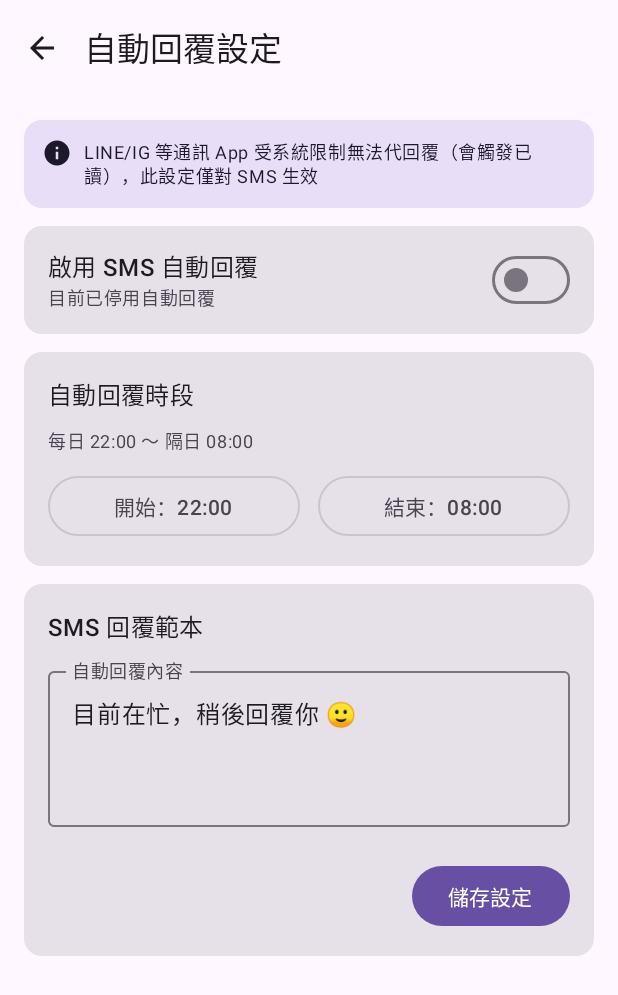
After one commit to Yujyewei/PhantomCheck, an Android app built with Jetpack Compose: the AutoReplySettingsActivity screen opened directly, with no data from a screen before it, on a phone screen of 412 x 824 dp. The commit adds this screen. Shown: the top 995 px of the screen. Run offline under Robolectric (Android 15) with nearby library versions, the phone set to English and light mode, and no system bars; pictures from the network do not load.

Commit message:
[feature] 自動回覆設定頁（AutoReplyConfig UI＋時段與範本設定）(#15)
Co-authored-by: eric11yothelast-Hwanshen <354250133+eric11yothelast-Hwanshen@users.noreply.github.com>

```diff
--- a/app/src/main/AndroidManifest.xml
+++ b/app/src/main/AndroidManifest.xml
@@ -20,6 +20,7 @@
         </activity>
 
         <activity android:name=".ui.SettingsActivity" android:exported="false" />
+        <activity android:name=".ui.AutoReplySettingsActivity" android:exported="false" />
 
         <service
             android:name=".service.NotificationCollectorService"
--- a/app/src/main/java/com/phantom/checker/service/AutoReply.kt
+++ b/app/src/main/java/com/phantom/checker/service/AutoReply.kt
@@ -16,14 +16,63 @@ import kotlinx.coroutines.launch
  *    → 見 QuickReplyHelper
  */
 object AutoReplyConfig {
+    private const val PREFS_NAME = "auto_reply_prefs"
+    private const val KEY_ENABLED = "enabled"
+    private const val KEY_START_MINUTE = "start_minute"
+    private const val KEY_END_MINUTE = "end_minute"
+    private const val KEY_SMS_TEMPLATE = "sms_template"
+
+    private const val DEFAULT_START_MINUTE = 22 * 60   // 22:00 起
+    private const val DEFAULT_END_MINUTE = 8 * 60      // 08:00 止
+    private const val DEFAULT_SMS_TEMPLATE = "目前在忙，稍後回覆你 🙂"
+
+    @Volatile private var loaded = false
+
     var enabled = false
-    var startMinute = 22 * 60   // 22:00 起
-    var endMinute = 8 * 60      // 08:00 止
-    var smsTemplate = "目前在忙，稍後回覆你 🙂"
+    var startMinute = DEFAULT_START_MINUTE
+    var endMinute = DEFAULT_END_MINUTE
+    var smsTemplate = DEFAULT_SMS_TEMPLATE
+
+    @Synchronized
+    fun load(ctx: Context) {
+        val prefs = ctx.applicationContext.getSharedPreferences(PREFS_NAME, Context.MODE_PRIVATE)
+        enabled = prefs.getBoolean(KEY_ENABLED, false)
+        startMinute = prefs.getInt(KEY_START_MINUTE, DEFAULT_START_MINUTE)
+        endMinute = prefs.getInt(KEY_END_MINUTE, DEFAULT_END_MINUTE)
+        smsTemplate = prefs.getString(KEY_SMS_TEMPLATE, DEFAULT_SMS_TEMPLATE) ?: DEFAULT_SMS_TEMPLATE
+        loaded = true
+    }
+
+    fun ensureLoaded(ctx: Context) {
+        if (!loaded) load(ctx)
+    }
+
+    @Synchronized
+    fun save(
+        ctx: Context,
+        enabled: Boolean = this.enabled,
+        startMinute: Int = this.startMinute,
+        endMinute: Int = this.endMinute,
+        smsTemplate: String = this.smsTemplate
+    ) {
+        this.enabled = enabled
+        this.startMinute = startMinute
+        this.endMinute = endMinute
+        this.smsTemplate = smsTemplate
+        this.loaded = true
+        ctx.applicationContext.getSharedPreferences(PREFS_NAME, Context.MODE_PRIVATE)
+            .edit()
+            .putBoolean(KEY_ENABLED, enabled)
+            .putInt(KEY_START_MINUTE, startMinute)
+            .putInt(KEY_END_MINUTE, endMinute)
+            .putString(KEY_SMS_TEMPLATE, smsTemplate)
+            .apply()
+    }
 }
 
 class SmsAutoReplyReceiver : BroadcastReceiver() {
     override fun onReceive(ctx: Context, intent: Intent) {
+        AutoReplyConfig.ensureLoaded(ctx)
         if (!AutoReplyConfig.enabled) return
         val now = java.util.Calendar.getInstance()
         val mins = now.get(java.util.Calendar.HOUR_OF_DAY) * 60 + now.get(java.util.Calendar.MINUTE)
@@ -63,6 +112,7 @@ object QuickReplyHelper {
 
 class BootReceiver : BroadcastReceiver() {
     override fun onReceive(ctx: Context, intent: Intent) {
+        AutoReplyConfig.load(ctx)
         // TODO: 開機後提示使用者確認通知權限仍在（Android 13+ 會重置）
     }
 }
--- /dev/null
+++ b/app/src/main/java/com/phantom/checker/ui/AutoReplySettingsActivity.kt
@@ -0,0 +1,285 @@
+package com.phantom.checker.ui
+
+import android.app.TimePickerDialog
+import android.os.Bundle
+import androidx.activity.ComponentActivity
+import androidx.activity.compose.setContent
+import androidx.compose.foundation.layout.Arrangement
+import androidx.compose.foundation.layout.Column
+import androidx.compose.foundation.layout.Row
+import androidx.compose.foundation.layout.Spacer
+import androidx.compose.foundation.layout.fillMaxSize
+import androidx.compose.foundation.layout.fillMaxWidth
+import androidx.compose.foundation.layout.height
+import androidx.compose.foundation.layout.padding
+import androidx.compose.foundation.layout.size
+import androidx.compose.foundation.layout.width
+import androidx.compose.foundation.rememberScrollState
+import androidx.compose.foundation.verticalScroll
+import androidx.compose.material.icons.Icons
+import androidx.compose.material.icons.automirrored.filled.ArrowBack
+import androidx.compose.material.icons.filled.Info
+import androidx.compose.material3.Button
+import androidx.compose.material3.Card
+import androidx.compose.material3.CardDefaults
+import androidx.compose.material3.ExperimentalMaterial3Api
+import androidx.compose.material3.Icon
+import androidx.compose.material3.IconButton
+import androidx.compose.material3.MaterialTheme
+import androidx.compose.material3.OutlinedButton
+import androidx.compose.material3.OutlinedTextField
+import androidx.compose.material3.Scaffold
+import androidx.compose.material3.SnackbarHost
+import androidx.compose.material3.SnackbarHostState
+import androidx.compose.material3.Switch
+import androidx.compose.material3.Text
+import androidx.compose.material3.TopAppBar
+import androidx.compose.runtime.Composable
+import androidx.compose.runtime.getValue
+import androidx.compose.runtime.mutableIntStateOf
+import androidx.compose.runtime.mutableStateOf
+import androidx.compose.runtime.remember
+import androidx.compose.runtime.rememberCoroutineScope
+import androidx.compose.runtime.setValue
+import androidx.compose.ui.Alignment
+import androidx.compose.ui.Modifier
+import androidx.compose.ui.platform.LocalContext
+import androidx.compose.ui.text.font.FontWeight
+import androidx.compose.ui.unit.dp
+import com.phantom.checker.service.AutoReplyConfig
+import kotlinx.coroutines.launch
+import java.util.Locale
+
+class AutoReplySettingsActivity : ComponentActivity() {
+    override fun onCreate(savedInstanceState: Bundle?) {
+        super.onCreate(savedInstanceState)
+        AutoReplyConfig.ensureLoaded(applicationContext)
+        setContent {
+            MaterialTheme {
+                AutoReplySettingsScreen(onBack = { finish() })
+            }
+        }
+    }
+}
+
+private fun formatMinuteOfDay(totalMinutes: Int): String {
+    val normalized = ((totalMinutes % 1440) + 1440) % 1440
+    val hour = normalized / 60
+    val minute = normalized % 60
+    return String.format(Locale.getDefault(), "%02d:%02d", hour, minute)
+}
+
+@OptIn(ExperimentalMaterial3Api::class)
+@Composable
+fun AutoReplySettingsScreen(onBack: () -> Unit) {
+    val ctx = LocalContext.current
+    val appCtx = ctx.applicationContext
+    val scope = rememberCoroutineScope()
+    val snackbarHostState = remember { SnackbarHostState() }
+
+    var enabled by remember { mutableStateOf(AutoReplyConfig.enabled) }
+    var startMinute by remember { mutableIntStateOf(AutoReplyConfig.startMinute) }
+    var endMinute by remember { mutableIntStateOf(AutoReplyConfig.endMinute) }
+    var smsTemplate by remember { mutableStateOf(AutoReplyConfig.smsTemplate) }
+
+    fun persist(
+        newEnabled: Boolean = enabled,
+        newStartMinute: Int = startMinute,
+        newEndMinute: Int = endMinute,
+        newSmsTemplate: String = smsTemplate
+    ) {
+        AutoReplyConfig.save(
+            ctx = appCtx,
+            enabled = newEnabled,
+            startMinute = newStartMinute,
+            endMinute = newEndMinute,
+            smsTemplate = newSmsTemplate
+        )
+    }
+
+    Scaffold(
+        topBar = {
+            TopAppBar(
+                title = { Text("自動回覆設定") },
+                navigationIcon = {
+                    IconButton(onClick = onBack) {
+                        Icon(
+                            imageVector = Icons.AutoMirrored.Filled.ArrowBack,
+                            contentDescription = "返回"
+                        )
+                    }
+                }
+            )
+        },
+        snackbarHost = { SnackbarHost(hostState = snackbarHostState) }
+    ) { padding ->
+        Column(
+            modifier = Modifier
+                .fillMaxSize()
+                .padding(padding)
+                .padding(16.dp)
+                .verticalScroll(rememberScrollState()),
+            verticalArrangement = Arrangement.spacedBy(12.dp)
+        ) {
+            Card(
+                modifier = Modifier.fillMaxWidth(),
+                colors = CardDefaults.cardColors(
+                    containerColor = MaterialTheme.colorScheme.secondaryContainer
+                )
+            ) {
+                Row(
+                    modifier = Modifier.padding(12.dp),
+                    verticalAlignment = Alignment.Top
+                ) {
+                    Icon(
+                        imageVector = Icons.Default.Info,
+                        contentDescription = null,
+                        tint = MaterialTheme.colorScheme.onSecondaryContainer,
+                        modifier = Modifier.size(20.dp)
+                    )
+                    Spacer(Modifier.width(8.dp))
+                    Text(
+                        text = "LINE/IG 等通訊 App 受系統限制無法代回覆（會觸發已讀），此設定僅對 SMS 生效",
+                        style = MaterialTheme.typography.bodySmall,
+                        color = MaterialTheme.colorScheme.onSecondaryContainer
+                    )
+                }
+            }
+
+            Card(modifier = Modifier.fillMaxWidth()) {
+                Row(
+                    modifier = Modifier
+                        .fillMaxWidth()
+                        .padding(horizontal = 16.dp, vertical = 12.dp),
+                    horizontalArrangement = Arrangement.SpaceBetween,
+                    verticalAlignment = Alignment.CenterVertically
+                ) {
+                    Column(modifier = Modifier.weight(1f)) {
+                        Text(
+                            text = "啟用 SMS 自動回覆",
+                            style = MaterialTheme.typography.titleMedium,
+                            fontWeight = FontWeight.Medium
+                        )
+                        Text(
+                            text = if (enabled) "於設定時段內自動回覆簡訊" else "目前已停用自動回覆",
+                            style = MaterialTheme.typography.bodySmall,
+                            color = MaterialTheme.colorScheme.onSurfaceVariant
+                        )
+                    }
+                    Switch(
+                        checked = enabled,
+                        onCheckedChange = { checked ->
+                            enabled = checked
+                            persist(newEnabled = checked)
+                        }
+                    )
+                }
+            }
+
+            Card(modifier = Modifier.fillMaxWidth()) {
+                Column(
+                    modifier = Modifier
+                        .fillMaxWidth()
+                        .padding(16.dp),
+                    verticalArrangement = Arrangement.spacedBy(10.dp)
+                ) {
+                    Text(
+                        text = "自動回覆時段",
+                        style = MaterialTheme.typography.titleMedium,
+                        fontWeight = FontWeight.Medium
+                    )
+                    val windowSummary = if (startMinute <= endMinute) {
+                        "每日 ${formatMinuteOfDay(startMinute)} ～ ${formatMinuteOfDay(endMinute)}"
+                    } else {
+                        "每日 ${formatMinuteOfDay(startMinute)} ～ 隔日 ${formatMinuteOfDay(endMinute)}"
+                    }
+                    Text(
+                        text = windowSummary,
+                        style = MaterialTheme.typography.bodySmall,
+                        color = MaterialTheme.colorScheme.onSurfaceVariant
+                    )
+                    Row(
+                        modifier = Modifier.fillMaxWidth(),
+                        horizontalArrangement = Arrangement.spacedBy(12.dp)
+                    ) {
+                        OutlinedButton(
+                            onClick = {
+                                TimePickerDialog(
+                                    ctx,
+                                    { _, hour, minute ->
+                                        val mins = hour * 60 + minute
+                                        startMinute = mins
+                                        persist(newStartMinute = mins)
+                                    },
+                                    startMinute / 60,
+                                    startMinute % 60,
+                                    true
+                                ).show()
+                            },
+                            modifier = Modifier.weight(1f)
+                        ) {
+                            Text("開始：${formatMinuteOfDay(startMinute)}")
+                        }
+                        OutlinedButton(
+                            onClick = {
+                                TimePickerDialog(
+                                    ctx,
+                                    { _, hour, minute ->
+                                        val mins = hour * 60 + minute
+                                        endMinute = mins
+                                        persist(newEndMinute = mins)
+                                    },
+                                    endMinute / 60,
+                                    endMinute % 60,
+                                    true
+                                ).show()
+                            },
+                            modifier = Modifier.weight(1f)
+                        ) {
+                            Text("結束：${formatMinuteOfDay(endMinute)}")
+                        }
+                    }
+                }
+            }
+
+            Card(modifier = Modifier.fillMaxWidth()) {
+                Column(
+                    modifier = Modifier
+                        .fillMaxWidth()
+                        .padding(16.dp),
+                    verticalArrangement = Arrangement.spacedBy(10.dp)
+                ) {
+                    Text(
+                        text = "SMS 回覆範本",
+                        style = MaterialTheme.typography.titleMedium,
+                        fontWeight = FontWeight.Medium
+                    )
+                    OutlinedTextField(
+                        value = smsTemplate,
+                        onValueChange = { value ->
+                            smsTemplate = value
+                            persist(newSmsTemplate = value)
+                        },
+                        modifier = Modifier.fillMaxWidth(),
+                        minLines = 3,
+                        maxLines = 5,
+                        label = { Text("自動回覆內容") },
+                        placeholder = { Text("輸入收到簡訊時要自動回覆的文字…") }
+                    )
+                    Spacer(Modifier.height(2.dp))
+                    Button(
+                        onClick = {
+                            persist()
+                            scope.launch {
+                                snackbarHostState.showSnackbar("自動回覆設定已儲存")
+                            }
+                        },
+                        modifier = Modifier.align(Alignment.End)
+                    ) {
+                        Text("儲存設定")
+                    }
+                }
+            }
+        }
+    }
+}
```
Also changed, not shown: app/src/main/java/com/phantom/checker/ui/SettingsActivity.kt (+15 -1 lines).
